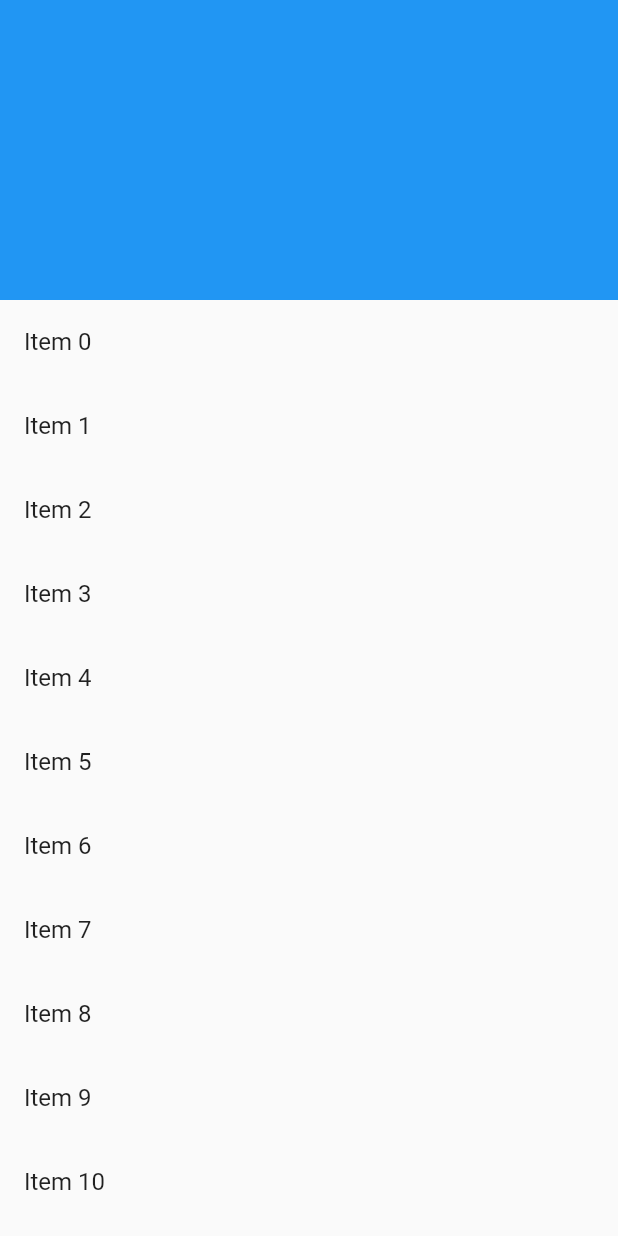
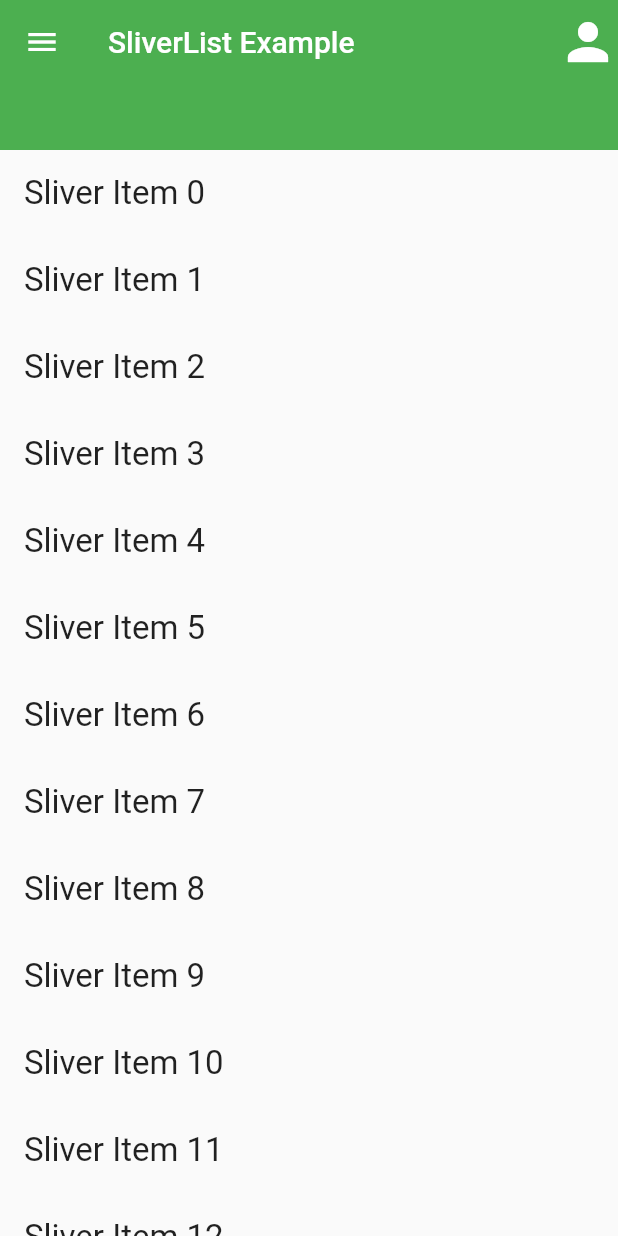
Before and after one commit to Archanapm-Msil/Flutter-Tasks, a Flutter app: the screen it shows after launch, on a phone screen of 412 x 824 dp. Run offline on Flutter 3.47's test engine with Material 2 defaults, Android fonts, the light colour scheme and no system bars.

Commit message:
silver nestedscrollview

```diff
--- a/nested_scrollview_example/lib/main.dart
+++ b/nested_scrollview_example/lib/main.dart
@@ -1,49 +1,46 @@
 import 'package:flutter/material.dart';
 
-void main() {
-  runApp(MyApp());
-}
+void main() => runApp(MyApp());
 
 class MyApp extends StatelessWidget {
   const MyApp({super.key});
 
   @override
   Widget build(BuildContext context) {
-    return const MaterialApp(
-      debugShowCheckedModeBanner: false,
+    return MaterialApp(
       home: Scaffold(
-        body: NestedScrollExample(),
+        body: CustomScrollView(
+          slivers: <Widget>[
+            const SliverAppBar(
+              actions: <Widget>[
+                Icon(Icons.person, size: 40,)
+              ],
+              title: Text("SliverList Example"),
+              leading: Icon(Icons.menu),
+              backgroundColor: Colors.green,
+              expandedHeight: 100.0,
+              floating: true,
+              pinned: true
+            ),
+            SliverList(
+              delegate: SliverChildListDelegate(_buildList(20)),
+            ),// Place sliver widgets here
+          ],
+        ),
       ),
     );
   }
 }
 
-class NestedScrollExample extends StatelessWidget {
-  const NestedScrollExample({super.key});
-
-  @override
-  Widget build(BuildContext context) {
-    return NestedScrollView(
-      headerSliverBuilder: (BuildContext context, bool innerBoxIsScrolled) {
-        return <Widget>[
-          SliverAppBar(
-            expandedHeight: 200.0,
-            floating: false,
-            pinned: true,
-            flexibleSpace: FlexibleSpaceBar(
-              background: Container(
-                color: Colors.blue,
-              ),
-            ),
-          ),
-        ];
-      },
-      body: ListView.builder(
-        itemCount: 50,
-        itemBuilder: (context, index) => ListTile(
-          title: Text('Item $index'),
-        ),
-      ),
-    );
+List<Widget> _buildList(int count) {
+  List<Widget> listItems = [];
+  for (int i = 0; i < count; i++) {
+    listItems.add(Padding(padding: const EdgeInsets.all(16.0),
+        child: Text(
+            'Sliver Item ${i.toString()}',
+            style: const TextStyle(fontSize: 22.0)
+        )
+    ));
   }
+  return listItems;
 }
```
